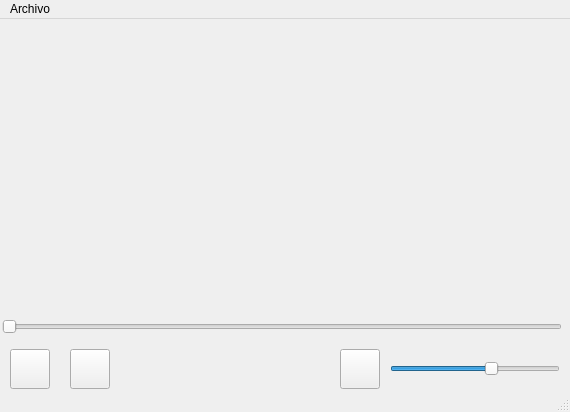
The window that pantalla/reproductor.ui (crostow/reproductor) describes before a commit, drawn with Qt 5.
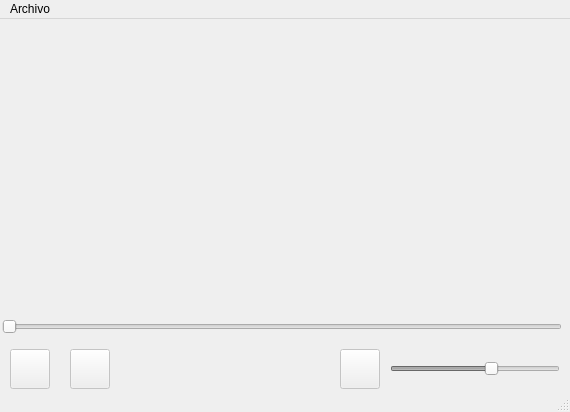
The same window after the commit.

The edit to the form file:
```diff
--- a/pantalla/reproductor.ui
+++ b/pantalla/reproductor.ui
@@ -30,6 +30,9 @@
     </layout>
    </widget>
    <widget class="QSlider" name="volumen">
+    <property name="enabled">
+     <bool>false</bool>
+    </property>
     <property name="geometry">
      <rect>
       <x>390</x>
@@ -49,6 +52,9 @@
     </property>
    </widget>
    <widget class="QPushButton" name="play">
+    <property name="enabled">
+     <bool>false</bool>
+    </property>
     <property name="geometry">
      <rect>
       <x>10</x>
@@ -62,6 +68,9 @@
     </property>
    </widget>
    <widget class="QPushButton" name="stop">
+    <property name="enabled">
+     <bool>false</bool>
+    </property>
     <property name="geometry">
      <rect>
       <x>70</x>
@@ -88,6 +97,9 @@
     </property>
    </widget>
    <widget class="QPushButton" name="mute">
+    <property name="enabled">
+     <bool>false</bool>
+    </property>
     <property name="geometry">
      <rect>
       <x>340</x>
```
Left out of the diff: 3 changed lines with no effect on the pictures.
